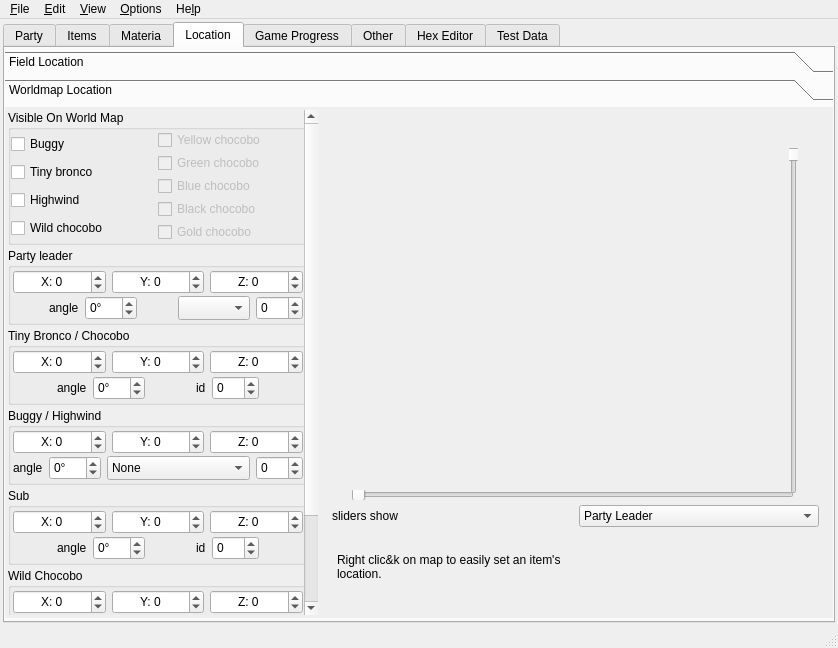
Before: the Qt Designer form mainwindow.ui in sithlord48/blackchocobo, drawn with Qt 5.
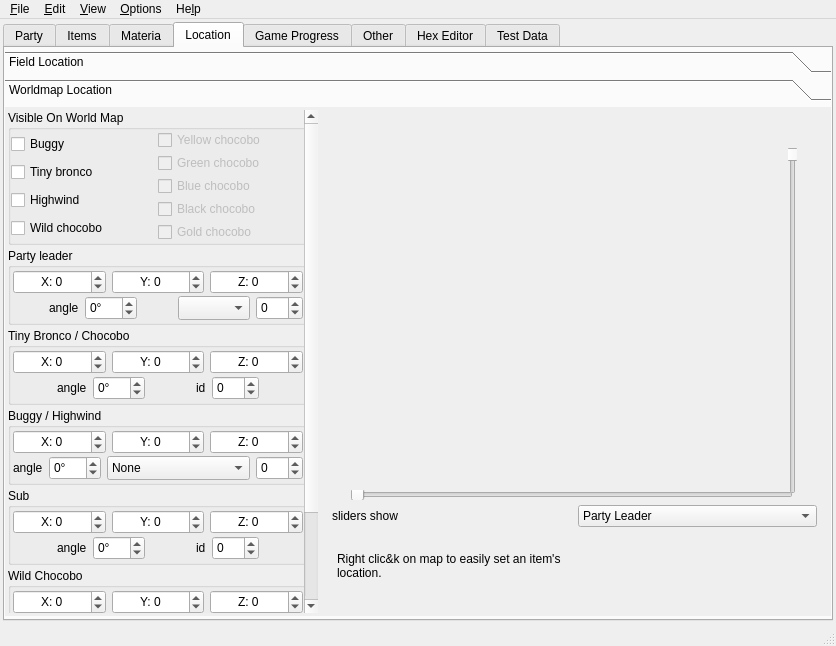
After: the same form once the commit is applied. The open tabs and pages were chosen to show the change. Icons and pictures are not drawn.

Commit message: unbreak building with qt4

```diff
--- a/mainwindow.ui
+++ b/mainwindow.ui
@@ -6,8 +6,8 @@
    <rect>
     <x>0</x>
     <y>0</y>
-    <width>838</width>
-    <height>648</height>
+    <width>836</width>
+    <height>646</height>
    </rect>
   </property>
   <property name="windowTitle">
@@ -1123,8 +1123,8 @@
             <rect>
              <x>0</x>
              <y>0</y>
-             <width>828</width>
-             <height>490</height>
+             <width>826</width>
+             <height>488</height>
             </rect>
            </property>
            <attribute name="icon">
@@ -1173,9 +1173,6 @@
               <property name="horizontalScrollBarPolicy">
                <enum>Qt::ScrollBarAlwaysOff</enum>
               </property>
-              <property name="sizeAdjustPolicy">
-               <enum>QAbstractScrollArea::AdjustToContents</enum>
-              </property>
               <widget class="QWidget" name="scrollAreaWidgetContents">
                <property name="geometry">
                 <rect>
@@ -7179,7 +7176,7 @@
     <rect>
      <x>0</x>
      <y>0</y>
-     <width>838</width>
+     <width>836</width>
      <height>26</height>
     </rect>
    </property>
```
Left out of the diff: 6 changed lines with no effect on the pictures.
